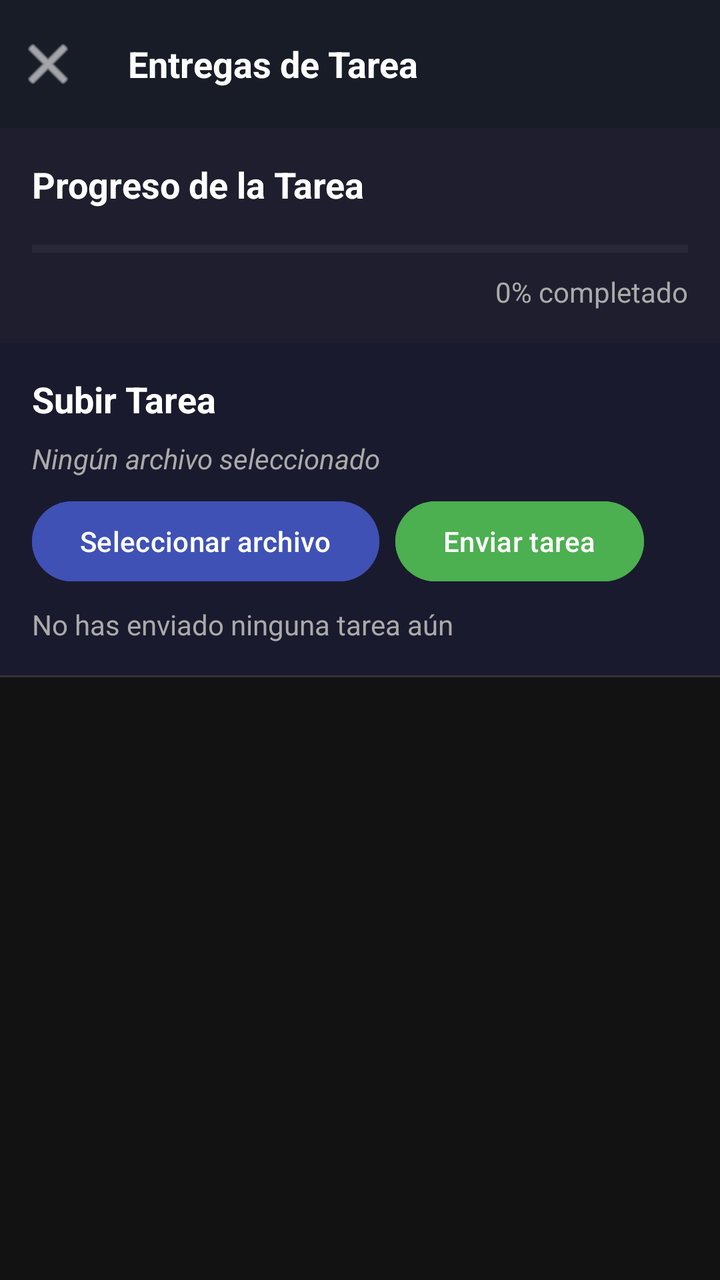
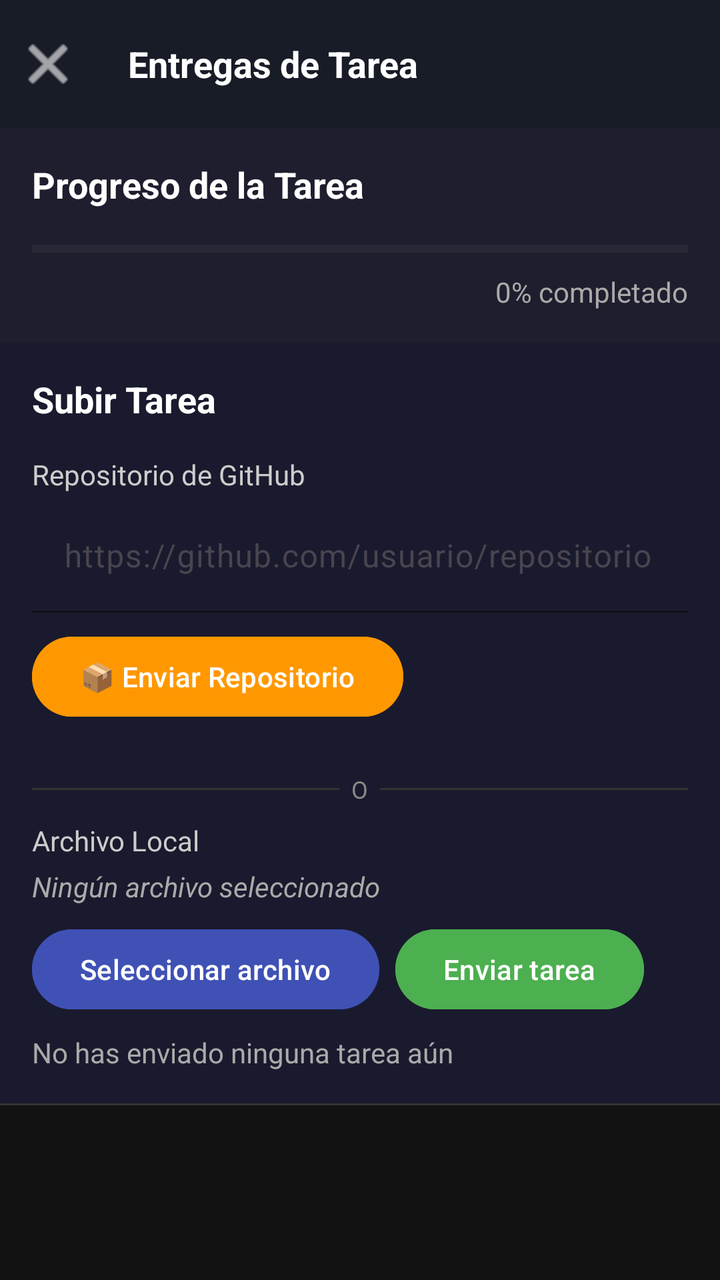

An Android layout rendered at two revisions. The XML below is the earlier revision; the diff shows what the commit changed to produce the second picture.
<!-- AndroidManifest.xml: application theme Theme.CourseV -->
<!-- res/layout/fragment_task_submissions.xml -->
<?xml version="1.0" encoding="utf-8"?>
<LinearLayout xmlns:android="http://schemas.android.com/apk/res/android"
    xmlns:app="http://schemas.android.com/apk/res-auto"
    android:layout_width="match_parent"
    android:layout_height="match_parent"
    android:orientation="vertical"
    android:background="#121212">

    
    <androidx.appcompat.widget.Toolbar
        android:id="@+id/toolbar"
        android:layout_width="match_parent"
        android:layout_height="?attr/actionBarSize"
        android:background="#181C27"
        app:contentInsetStart="0dp">

        <LinearLayout
            android:layout_width="match_parent"
            android:layout_height="match_parent"
            android:orientation="horizontal"
            android:gravity="center_vertical">

            <ImageButton
                android:id="@+id/backButton"
                android:layout_width="48dp"
                android:layout_height="48dp"
                android:src="@android:drawable/ic_menu_close_clear_cancel"
                android:background="?attr/selectableItemBackgroundBorderless"
                android:tint="#FFFFFF"
                android:contentDescription="Back" />

            <TextView
                android:id="@+id/taskTitleTextView"
                android:layout_width="0dp"
                android:layout_height="wrap_content"
                android:layout_weight="1"
                android:text="Entregas de Tarea"
                android:textColor="#FFFFFF"
                android:textSize="18sp"
                android:textStyle="bold"
                android:layout_marginStart="16dp" />
        </LinearLayout>
    </androidx.appcompat.widget.Toolbar>

    
    <LinearLayout
        android:id="@+id/progressSection"
        android:layout_width="match_parent"
        android:layout_height="wrap_content"
        android:orientation="vertical"
        android:padding="16dp"
        android:background="#1E1E2E">

        <TextView
            android:layout_width="match_parent"
            android:layout_height="wrap_content"
            android:text="Progreso de la Tarea"
            android:textColor="#FFFFFF"
            android:textSize="18sp"
            android:textStyle="bold"
            android:layout_marginBottom="8dp"/>

        <ProgressBar
            android:id="@+id/taskProgressBar"
            style="?android:attr/progressBarStyleHorizontal"
            android:layout_width="match_parent"
            android:layout_height="wrap_content"
            android:progress="0"
            android:progressTint="#4CAF50"
            android:layout_marginTop="4dp"
            android:layout_marginBottom="4dp"/>

        <TextView
            android:id="@+id/progressTextView"
            android:layout_width="match_parent"
            android:layout_height="wrap_content"
            android:text="0% completado"
            android:textColor="#AAAAAA"
            android:textSize="14sp"
            android:gravity="end"/>
    </LinearLayout>

    
    <LinearLayout
        android:id="@+id/uploadSection"
        android:layout_width="match_parent"
        android:layout_height="wrap_content"
        android:orientation="vertical"
        android:padding="16dp"
        android:background="#1A1A2E">

        <TextView
            android:layout_width="match_parent"
            android:layout_height="wrap_content"
            android:text="Subir Tarea"
            android:textColor="#FFFFFF"
            android:textSize="18sp"
            android:textStyle="bold"
            android:layout_marginBottom="8dp"/>

        <TextView
            android:id="@+id/selectedFileNameTextView"
            android:layout_width="match_parent"
            android:layout_height="wrap_content"
            android:text="Ningún archivo seleccionado"
            android:textColor="#AAAAAA"
            android:textStyle="italic"
            android:paddingBottom="8dp"/>

        <LinearLayout
            android:layout_width="match_parent"
            android:layout_height="wrap_content"
            android:orientation="horizontal">

            <Button
                android:id="@+id/selectFileButton"
                android:layout_width="wrap_content"
                android:layout_height="wrap_content"
                android:text="Seleccionar archivo"
                android:backgroundTint="#3F51B5"/>

            <Button
                android:id="@+id/submitFileButton"
                android:layout_width="wrap_content"
                android:layout_height="wrap_content"
                android:text="Enviar tarea"
                android:layout_marginStart="8dp"
                android:backgroundTint="#4CAF50"/>
        </LinearLayout>

        <TextView
            android:id="@+id/mySubmissionStatusTextView"
            android:layout_width="match_parent"
            android:layout_height="wrap_content"
            android:text="No has enviado ninguna tarea aún"
            android:textColor="#AAAAAA"
            android:layout_marginTop="8dp"/>
    </LinearLayout>

    
    <View
        android:layout_width="match_parent"
        android:layout_height="1dp"
        android:background="#333333"/>

    
    <FrameLayout
        android:layout_width="match_parent"
        android:layout_height="match_parent">

        <androidx.recyclerview.widget.RecyclerView
            android:id="@+id/submissionsRecyclerView"
            android:layout_width="match_parent"
            android:layout_height="match_parent"
            android:padding="16dp"
            android:clipToPadding="false" />

    </FrameLayout>
</LinearLayout>
<!-- resources referenced by this layout -->
<resources>
  <style name="Theme.CourseV" parent="Base.Theme.CourseV" />
  <style name="Base.Theme.CourseV" parent="Theme.Material3.DayNight.NoActionBar">
          
          
          
          
          <item name="appBarLayoutStyle">@style/Widget.App.AppBarLayout</item>
          <item name="collapsingToolbarLayoutStyle">@style/Widget.App.CollapsingToolbar</item>
      </style>
  <style name="Widget.App.AppBarLayout" parent="Widget.Material3.AppBarLayout">
          <item name="android:background">#000000</item>
          <item name="liftOnScroll">false</item>
          <item name="elevation">0dp</item>
      </style>
  <style name="Widget.App.CollapsingToolbar" parent="Widget.Material3.CollapsingToolbar">
          <item name="android:background">#000000</item>
          <item name="contentScrim">#000000</item>
          <item name="statusBarScrim">#000000</item>
      </style>
</resources>

<!-- the commit's change to res/layout/fragment_task_submissions.xml (unified diff, before → after) -->
@@ -98,6 +98,80 @@
             android:textStyle="bold"
             android:layout_marginBottom="8dp"/>
 
+        
+        <TextView
+            android:layout_width="match_parent"
+            android:layout_height="wrap_content"
+            android:text="Repositorio de GitHub"
+            android:textColor="#CCCCCC"
+            android:textSize="14sp"
+            android:layout_marginTop="8dp"
+            android:layout_marginBottom="4dp"/>
+
+        <com.google.android.material.textfield.TextInputLayout
+            android:layout_width="match_parent"
+            android:layout_height="wrap_content"
+            android:hint="https://github.com/usuario/repositorio"
+            app:boxBackgroundColor="#1A1A2E"
+            app:boxBackgroundMode="filled"
+            app:boxStrokeColor="#3F51B5"
+            app:hintTextColor="#888888">
+
+            <com.google.android.material.textfield.TextInputEditText
+                android:id="@+id/githubUrlEditText"
+                android:layout_width="match_parent"
+                android:layout_height="wrap_content"
+                android:inputType="textUri"
+                android:textColor="#FFFFFF"
+                android:maxLines="1"/>
+        </com.google.android.material.textfield.TextInputLayout>
+
+        <Button
+            android:id="@+id/submitGitHubButton"
+            android:layout_width="wrap_content"
+            android:layout_height="wrap_content"
+            android:text="📦 Enviar Repositorio"
+            android:layout_marginTop="8dp"
+            android:layout_marginBottom="16dp"
+            android:backgroundTint="#FF9800"/>
+
+        
+        <LinearLayout
+            android:layout_width="match_parent"
+            android:layout_height="wrap_content"
+            android:orientation="horizontal"
+            android:gravity="center_vertical"
+            android:layout_marginVertical="8dp">
+
+            <View
+                android:layout_width="0dp"
+                android:layout_height="1dp"
+                android:layout_weight="1"
+                android:background="#333333"/>
+
+            <TextView
+                android:layout_width="wrap_content"
+                android:layout_height="wrap_content"
+                android:text="  O  "
+                android:textColor="#888888"
+                android:textSize="12sp"/>
+
+            <View
+                android:layout_width="0dp"
+                android:layout_height="1dp"
+                android:layout_weight="1"
+                android:background="#333333"/>
+        </LinearLayout>
+
+        
+        <TextView
+            android:layout_width="match_parent"
+            android:layout_height="wrap_content"
+            android:text="Archivo Local"
+            android:textColor="#CCCCCC"
+            android:textSize="14sp"
+            android:layout_marginBottom="4dp"/>
+
         <TextView
             android:id="@+id/selectedFileNameTextView"
             android:layout_width="match_parent"
